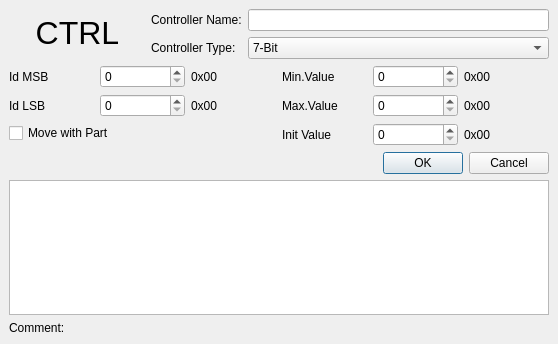
The window that muse/muse/ctrl/definemidictrl.ui (emrum/muse) describes before a commit, drawn with Qt 5.
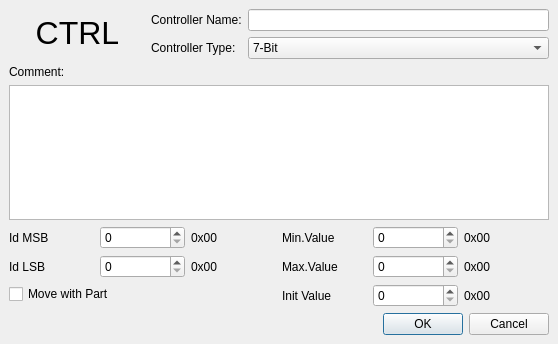
The same window after the commit.

Patch:
```diff
--- a/muse/muse/ctrl/definemidictrl.ui
+++ b/muse/muse/ctrl/definemidictrl.ui
@@ -103,6 +103,16 @@
      </item>
     </layout>
    </item>
+   <item>
+    <widget class="QLabel" name="label_14" >
+     <property name="text" >
+      <string>Comment:</string>
+     </property>
+    </widget>
+   </item>
+   <item>
+    <widget class="QTextEdit" name="controllerComment" />
+   </item>
    <item>
     <layout class="QHBoxLayout" >
      <property name="margin" >
@@ -235,16 +245,6 @@
      </property>
     </widget>
    </item>
-   <item>
-    <widget class="QTextEdit" name="controllerComment" />
-   </item>
-   <item>
-    <widget class="QLabel" name="label_14" >
-     <property name="text" >
-      <string>Comment:</string>
-     </property>
-    </widget>
-   </item>
   </layout>
  </widget>
  <resources/>
```
Left out of the diff: 102 changed lines with no effect on the pictures.
